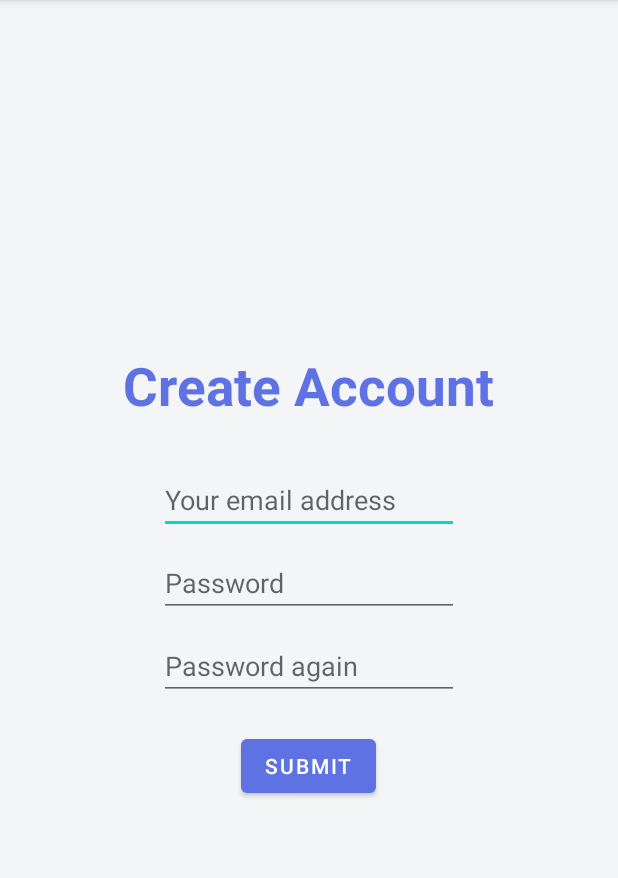
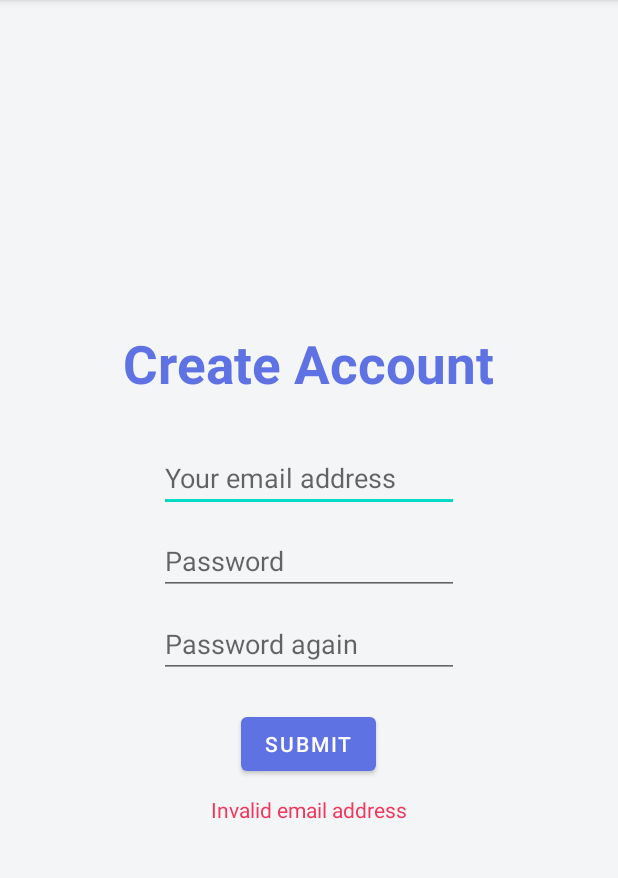
Before and after one commit to jacobgreenberg/android-shopping-app, an Android app: the CreateAccount screen opened directly, with no data from a screen before it, after a tap on "SUBMIT", on a phone screen of 412 x 824 dp, the part 84-962 px from its top. Run offline under Robolectric (Android 15) with nearby library versions, the light colour scheme and no system bars.

Commit message:
login stuff

```diff
--- a/app/src/main/java/dev/prsm/shopping_app/CreateAccount.java
+++ b/app/src/main/java/dev/prsm/shopping_app/CreateAccount.java
@@ -1,13 +1,14 @@
 package dev.prsm.shopping_app;
 
 import android.os.Bundle;
+import android.text.TextUtils;
 import android.util.Log;
+import android.util.Patterns;
 import android.view.View;
 import android.widget.Button;
 import android.widget.EditText;
-
+import android.widget.TextView;
 import androidx.appcompat.app.AppCompatActivity;
-
 import java.io.BufferedReader;
 import java.io.InputStream;
 import java.io.InputStreamReader;
@@ -18,6 +19,8 @@ import java.net.URLConnection;
 
 public class CreateAccount extends AppCompatActivity
 {
+    final int SHOW = 1;
+    final int HIDE = 0;
     public static final String URL =
             "http://jmgreenberg.cs.loyola.edu/shopping_app/create_account.php";
 
@@ -28,28 +31,58 @@ public class CreateAccount extends AppCompatActivity
         setContentView(R.layout.create_account);
         Button submit = findViewById(R.id.create_account_submit);
 
-        submit.setOnClickListener((View v) -> {
+        submit.setOnClickListener((View v) ->
+        {
             EditText editTextEmail = findViewById(R.id.create_account_email);
             EditText editTextPassword = findViewById(R.id.create_account_password);
             EditText editTextPasswordAgain = findViewById(R.id.create_account_password_again);
 
+            String email = editTextEmail.getText().toString();
             String password = editTextPassword.getText().toString();
             String passwordAgain = editTextPasswordAgain.getText().toString();
 
-            if (password.equals(passwordAgain))
+            if (isValidEmail(email))
             {
+                if (password.equals(passwordAgain)) //TODO: check password length
+                {
+                    displayError("", HIDE);
                     CreateAccountTask task = new CreateAccountTask(
-                        this, editTextEmail.getText().toString(), password);
+                            this,
+                            email,
+                            password);
                     task.start();
                 }
+
                 else
-                Log.v("MA", "THROW ERROR"); //FIXME: throw an error on xml
+                    displayError("Passwords do not match", SHOW);
+            }
+
+            else
+                displayError("Invalid email address", SHOW);
         });
+    }
+
+    public static boolean isValidEmail(CharSequence target)
+    {
+        return (!TextUtils.isEmpty(target) && Patterns.EMAIL_ADDRESS.matcher(target).matches());
     }
 
     public void updateView(String postReturn)
     {
-        Log.v("MA", postReturn); //FIXME: do somethign with return
+        if (!postReturn.equals("1"))
+            displayError("Account with this email already exists", SHOW);
+    }
+
+    public void displayError(String error, int show)
+    {
+        TextView errorMessage = findViewById(R.id.create_account_error);
+        errorMessage.setText(error);
+
+        if (show == 1)
+            errorMessage.setVisibility(View.VISIBLE);
+
+        else
+            errorMessage.setVisibility(View.INVISIBLE);
     }
 }
 
@@ -86,7 +119,7 @@ class CreateAccountTask extends Thread
                 String line;
                 StringBuilder postReturn = new StringBuilder();
 
-            while ((line = bufferedReader.readLine())!= null)
+                while ((line = bufferedReader.readLine()) != null)
                     postReturn.append(line);
 
                 createAccount.updateView(postReturn.toString());
--- a/app/src/main/res/layout/create_account.xml
+++ b/app/src/main/res/layout/create_account.xml
@@ -52,6 +52,16 @@
             android:layout_height="wrap_content"
             android:text="@string/submit"/>
 
+
+        <TextView
+            android:id="@+id/create_account_error"
+            android:layout_marginTop="10dp"
+            android:layout_width="wrap_content"
+            android:layout_height="wrap_content"
+            android:textColor="@color/danger"
+            android:visibility="invisible"/>
+
+
     </LinearLayout>
 
 </RelativeLayout>
```
Lines whose indentation alone changed are shown as unchanged.
